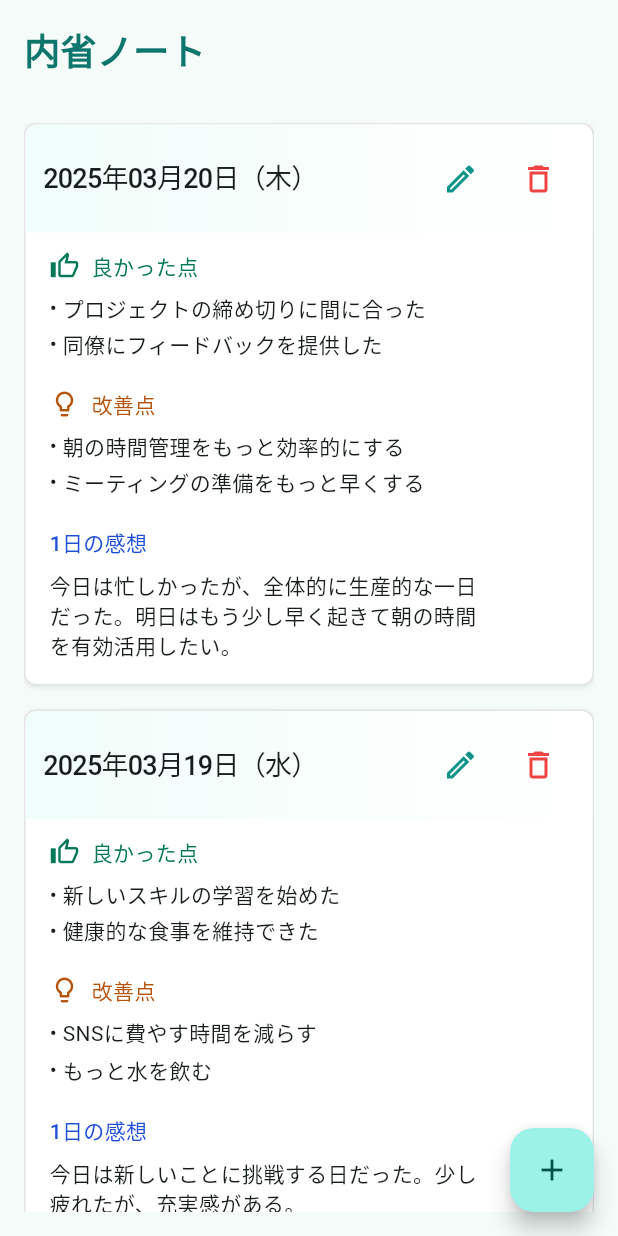
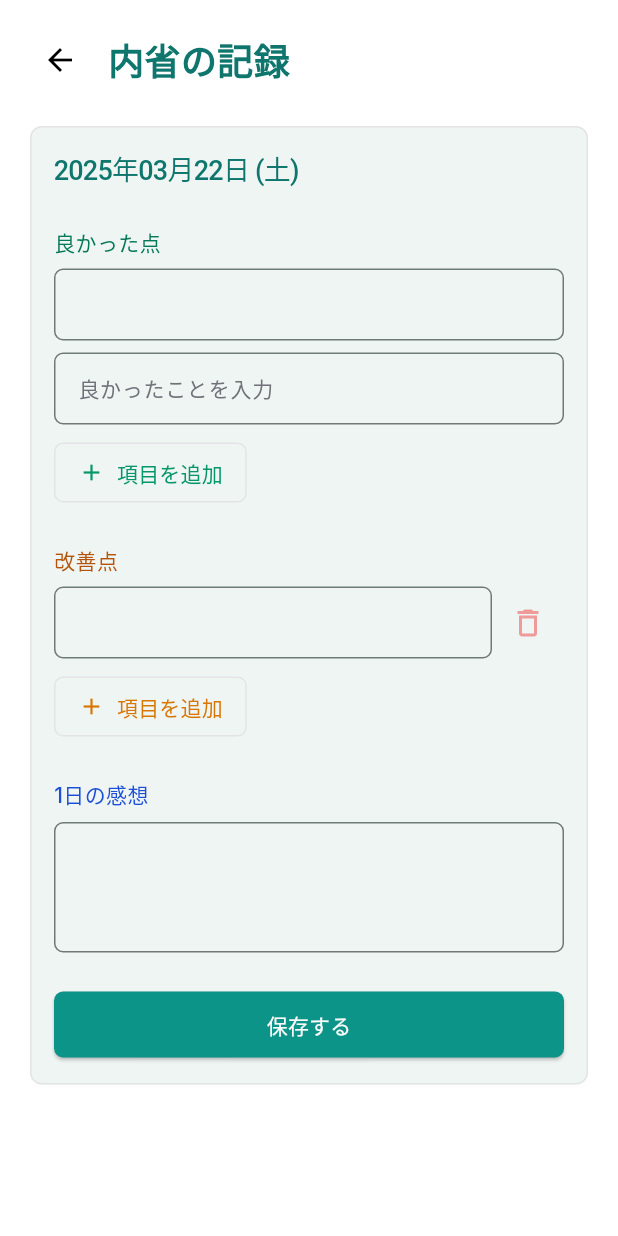
Before and after one commit to SEKI-YUTA/Flutter_IntrospectionNote_MVP, a Flutter app: the screen it shows after launch, after a tap on the "add" icon, on a phone screen of 412 x 824 dp. Run offline on Flutter 3.47's test engine with Material 3 defaults, Android fonts, the phone set to English and light mode, and no system bars; our stand-ins replace get; missing offline and left inert: dart:ffi; Roboto replaces fonts that are missing (Geist, Inter).

Commit message:
add: 内省追加画面の作成

```diff
--- /dev/null
+++ b/lib/binding/create_introspection_screen_binding.dart
@@ -0,0 +1,13 @@
+import 'package:get/get.dart';
+import 'package:introspection_note_mvp/controller/create_instropection_screen_controller.dart';
+import 'package:introspection_note_mvp/data/repositories/note_repository.dart';
+
+class CreateIntrospectionBinding extends Bindings {
+  @override
+  void dependencies() {
+    Get.lazyPut<NoteRepository>(() => NoteRepositoryImpl());
+    Get.lazyPut<CreateInstropectionScreenController>(
+      () => CreateInstropectionScreenController(repository: Get.find()),
+    );
+  }
+}
--- /dev/null
+++ b/lib/controller/create_instropection_screen_controller.dart
@@ -0,0 +1,210 @@
+import 'package:flutter/material.dart';
+import 'package:get/get.dart';
+import 'package:intl/intl.dart';
+import 'package:introspection_note_mvp/data/repositories/note_repository.dart';
+
+class InstropectionItem {
+  final TextEditingController controller;
+
+  InstropectionItem({String initialText = ''})
+    : controller = TextEditingController(text: initialText);
+
+  void dispose() {
+    controller.dispose();
+  }
+}
+
+class CreateInstropectionScreenController extends GetxController {
+  final NoteRepository repository;
+  CreateInstropectionScreenController({required this.repository});
+
+  // プライベート変数
+  final _date = DateTime.now().obs;
+  final _positiveItems = <InstropectionItem>[].obs;
+  final _improvementItems = <InstropectionItem>[].obs;
+  final _isSaving = false.obs;
+  final _isEditMode = false.obs;
+
+  // コメント用コントローラー
+  final commentController = TextEditingController();
+
+  // 編集対象のID
+  String? editId;
+
+  // ゲッター
+  DateTime get date => _date.value;
+  List<InstropectionItem> get positiveItems => _positiveItems.toList();
+  List<InstropectionItem> get improvementItems => _improvementItems.toList();
+  bool get isSaving => _isSaving.value;
+  bool get isEditMode => _isEditMode.value;
+
+  @override
+  void onInit() {
+    super.onInit();
+    _initializeData();
+  }
+
+  void _initializeData() {
+    // 初期データをセット
+    _positiveItems.add(InstropectionItem(initialText: ""));
+    _positiveItems.add(InstropectionItem()); // 空の入力フィールド用
+
+    _improvementItems.add(InstropectionItem(initialText: ""));
+
+    commentController.text = "";
+
+    // 引数からデータを取得
+    if (Get.arguments != null && Get.arguments is Map) {
+      final args = Get.arguments as Map;
+      if (args.containsKey('instropection')) {
+        _setupEditMode(args['instropection']);
+      }
+    }
+  }
+
+  // 編集モードの設定
+  void _setupEditMode(dynamic reflectionData) {
+    _isEditMode.value = true;
+    editId = reflectionData['id'];
+
+    // 既存データで上書き
+    if (reflectionData['date'] != null) {
+      _date.value = reflectionData['date'];
+    }
+
+    if (reflectionData['positiveItems'] != null &&
+        reflectionData['positiveItems'] is List) {
+      _positiveItems.clear();
+      final items = reflectionData['positiveItems'] as List;
+      for (final item in items) {
+        _positiveItems.add(InstropectionItem(initialText: item.toString()));
+      }
+      _positiveItems.add(InstropectionItem()); // 入力用の空フィールドを追加
+    }
+
+    if (reflectionData['improvementItems'] != null &&
+        reflectionData['improvementItems'] is List) {
+      _improvementItems.clear();
+      final items = reflectionData['improvementItems'] as List;
+      for (final item in items) {
+        _improvementItems.add(InstropectionItem(initialText: item.toString()));
+      }
+    }
+
+    if (reflectionData['comment'] != null) {
+      commentController.text = reflectionData['comment'].toString();
+    }
+  }
+
+  @override
+  void onClose() {
+    // コントローラーの破棄
+    for (var item in _positiveItems) {
+      item.dispose();
+    }
+    for (var item in _improvementItems) {
+      item.dispose();
+    }
+    commentController.dispose();
+    super.onClose();
+  }
+
+  // フォーマット済みの日付を取得
+  String getFormattedDate() {
+    final dateFormat = DateFormat('yyyy年MM月dd日', 'ja_JP');
+    final weekdayFormat = DateFormat('(E)', 'ja_JP');
+    return '${dateFormat.format(_date.value)} ${weekdayFormat.format(_date.value)}';
+  }
+
+  // 良かった点の項目を追加
+  void addPositiveItem() {
+    _positiveItems.add(InstropectionItem());
+  }
+
+  // 良かった点の項目を削除
+  void removePositiveItem(int index) {
+    if (index >= 0 && index < _positiveItems.length) {
+      final item = _positiveItems[index];
+      item.dispose();
+      _positiveItems.removeAt(index);
+    }
+  }
+
+  // 改善点の項目を追加
+  void addImprovementItem() {
+    _improvementItems.add(InstropectionItem());
+  }
+
+  // 改善点の項目を削除
+  void removeImprovementItem(int index) {
+    if (index >= 0 && index < _improvementItems.length) {
+      final item = _improvementItems[index];
+      item.dispose();
+      _improvementItems.removeAt(index);
+    }
+  }
+
+  // 内省データを保存
+  Future<void> saveReflection() async {
+    try {
+      _isSaving.value = true;
+
+      // 空でない項目のテキストを取得
+      final positiveTexts =
+          _positiveItems
+              .map((item) => item.controller.text)
+              .where((text) => text.isNotEmpty)
+              .toList();
+
+      final improvementTexts =
+          _improvementItems
+              .map((item) => item.controller.text)
+              .where((text) => text.isNotEmpty)
+              .toList();
+
+      final comment = commentController.text;
+
+      // 保存データの作成
+      final reflectionData = {
+        'date': _date.value,
+        'positiveItems': positiveTexts,
+        'improvementItems': improvementTexts,
+        'comment': comment,
+      };
+
+      // 編集モードの場合はIDも追加
+      if (_isEditMode.value && editId != null) {
+        reflectionData['id'] = editId!;
+      }
+
+      // ここで実際のデータ保存処理を行う
+      // 例: isEditMode.value
+      //     ? await repository.updateReflection(reflectionData)
+      //     : await repository.createReflection(reflectionData);
+
+      // 保存成功後の処理
+      await Future.delayed(const Duration(milliseconds: 500)); // 保存処理のシミュレーション
+
+      Get.back(result: reflectionData); // 結果を返しながら前の画面に戻る
+      Get.snackbar(
+        _isEditMode.value ? '更新完了' : '保存完了',
+        _isEditMode.value ? '内省を更新しました' : '内省を保存しました',
+        backgroundColor: const Color(0xFF0D9488),
+        colorText: Colors.white,
+        snackPosition: SnackPosition.BOTTOM,
+        margin: const EdgeInsets.all(16),
+      );
+    } catch (e) {
+      Get.snackbar(
+        'エラー',
+        '保存に失敗しました: ${e.toString()}',
+        backgroundColor: Colors.red,
+        colorText: Colors.white,
+        snackPosition: SnackPosition.BOTTOM,
+        margin: const EdgeInsets.all(16),
+      );
+    } finally {
+      _isSaving.value = false;
+    }
+  }
+}
--- a/lib/data/models/introspection_note.dart
+++ b/lib/data/models/introspection_note.dart
@@ -1,10 +1,12 @@
 class IntrospectionNote {
+  final String? id;
   final DateTime date;
   final List<String> positiveParts;
   final List<String> improvementParts;
   final String dailyComment;
 
   IntrospectionNote({
+    this.id,
     required this.date,
     required this.positiveParts,
     required this.improvementParts,
--- a/lib/data/repositories/note_repository.dart
+++ b/lib/data/repositories/note_repository.dart
@@ -3,6 +3,9 @@ import 'package:introspection_note_mvp/data/models/introspection_note.dart';
 
 class NoteRepository {
   Future<List<IntrospectionNote>> fetchNotes() async => [];
+  Future<void> add(IntrospectionNote note) async {}
+  Future<void> update(IntrospectionNote note) async {}
+  Future<void> delete(IntrospectionNote note) async {}
 }
 
 class NoteRepositoryImpl extends NoteRepository {
@@ -11,4 +14,20 @@ class NoteRepositoryImpl extends NoteRepository {
     await Future.delayed(const Duration(seconds: 1));
     return notes;
   }
+
+  Future<void> add(IntrospectionNote note) async {
+    await Future.delayed(const Duration(seconds: 1));
+    notes.add(note);
+  }
+
+  Future<void> update(IntrospectionNote note) async {
+    await Future.delayed(const Duration(seconds: 1));
+    final index = notes.indexWhere((element) => element.id == note.id);
+    notes[index] = note;
+  }
+
+  Future<void> delete(IntrospectionNote note) async {
+    await Future.delayed(const Duration(seconds: 1));
+    notes.removeWhere((element) => element.id == note.id);
+  }
 }
--- a/lib/main.dart
+++ b/lib/main.dart
@@ -5,9 +5,11 @@ import 'package:get/get.dart';
 import 'package:get/get_navigation/get_navigation.dart';
 import 'package:get/get_navigation/src/root/get_material_app.dart';
 import 'package:intl/date_symbol_data_local.dart';
+import 'package:introspection_note_mvp/binding/create_introspection_screen_binding.dart';
 import 'package:introspection_note_mvp/binding/introspection_screen_binding.dart';
 import 'package:introspection_note_mvp/data/repositories/note_repository.dart';
 import 'package:introspection_note_mvp/controller/introspection_list_screen_controller.dart';
+import 'package:introspection_note_mvp/screens/create_introspection_screen.dart';
 import 'package:introspection_note_mvp/screens/introspection_list_screen.dart';
 
 void main() async {
@@ -39,6 +41,11 @@ class MyApp extends StatelessWidget {
           page: () => IntrospectionListPage(),
           binding: IntrospectionListScreenBinding(),
         ),
+        GetPage(
+          name: "/create_introspection",
+          page: () => CreateIntrospectionPage(),
+          binding: CreateIntrospectionBinding(),
+        ),
       ],
     );
   }
--- /dev/null
+++ b/lib/screens/create_introspection_screen.dart
@@ -0,0 +1,361 @@
+import 'package:flutter/material.dart';
+import 'package:get/get.dart';
+import 'package:introspection_note_mvp/controller/create_instropection_screen_controller.dart';
+
+class CreateIntrospectionPage
+    extends GetView<CreateInstropectionScreenController> {
+  const CreateIntrospectionPage({super.key});
+
+  @override
+  Widget build(BuildContext context) {
+    final controller = Get.find<CreateInstropectionScreenController>();
+
+    return Scaffold(
+      backgroundColor: Colors.white,
+      body: SafeArea(
+        child: Obx(() {
+          return Stack(
+            children: [
+              // メインコンテンツ
+              SingleChildScrollView(
+                padding: const EdgeInsets.all(16.0),
+                child: Column(
+                  crossAxisAlignment: CrossAxisAlignment.start,
+                  children: [
+                    // ヘッダー
+                    _buildHeader(),
+                    const SizedBox(height: 16),
+
+                    // フォームカード
+                    Card(
+                      shape: RoundedRectangleBorder(
+                        borderRadius: BorderRadius.circular(8),
+                        side: const BorderSide(color: Color(0xFFE4E4E7)),
+                      ),
+                      elevation: 1,
+                      shadowColor: Colors.black.withOpacity(0.05),
+                      child: Padding(
+                        padding: const EdgeInsets.all(16.0),
+                        child: Column(
+                          crossAxisAlignment: CrossAxisAlignment.start,
+                          children: [
+                            // 日付
+                            Text(
+                              controller.getFormattedDate(),
+                              style: const TextStyle(
+                                fontFamily: 'Geist',
+                                fontSize: 18,
+                                fontWeight: FontWeight.w500,
+                                letterSpacing: -0.5,
+                                color: Color(0xFF0F766E),
+                              ),
+                            ),
+                            const SizedBox(height: 24),
+
+                            // 良かった点セクション
+                            const Text(
+                              "良かった点",
+                              style: TextStyle(
+                                fontFamily: 'Inter',
+                                fontSize: 14,
+                                fontWeight: FontWeight.w500,
+                                color: Color(0xFF047857),
+                              ),
+                            ),
+                            const SizedBox(height: 8),
+
+                            // 良かった点入力フィールドのリスト
+                            _buildPositiveFields(),
+
+                            // 良かった点の項目追加ボタン
+                            _buildAddItemButton(
+                              onPressed: controller.addPositiveItem,
+                              labelText: "項目を追加",
+                              color: const Color(0xFF059669),
+                            ),
+                            const SizedBox(height: 24),
+
+                            // 改善点セクション
+                            const Text(
+                              "改善点",
+                              style: TextStyle(
+                                fontFamily: 'Inter',
+                                fontSize: 14,
+                                fontWeight: FontWeight.w500,
+                                color: Color(0xFFB45309),
+                              ),
+                            ),
+                            const SizedBox(height: 8),
+
+                            // 改善点入力フィールドのリスト
+                            _buildImprovementFields(),
+
+                            // 改善点の項目追加ボタン
+                            _buildAddItemButton(
+                              onPressed: controller.addImprovementItem,
+                              labelText: "項目を追加",
+                              color: const Color(0xFFD97706),
+                            ),
+                            const SizedBox(height: 24),
+
+                            // 1日の感想セクション
+                            const Text(
+                              "1日の感想",
+                              style: TextStyle(
+                                fontFamily: 'Inter',
+                                fontSize: 14,
+                                fontWeight: FontWeight.w500,
+                                color: Color(0xFF1D4ED8),
+                              ),
+                            ),
+                            const SizedBox(height: 8),
+
+                            // 感想入力エリア
+                            TextField(
+                              controller: controller.commentController,
+                              decoration: InputDecoration(
+                                contentPadding: const EdgeInsets.all(12),
+                                border: OutlineInputBorder(
+                                  borderRadius: BorderRadius.circular(6),
+                                  borderSide: const BorderSide(
+                                    color: Color(0xFFE4E4E7),
+                                  ),
+                                ),
+                                focusedBorder: OutlineInputBorder(
+                                  borderRadius: BorderRadius.circular(6),
+                                  borderSide: const BorderSide(
+                                    color: Color(0xFF0D9488),
+                                  ),
+                                ),
+                              ),
+                              style: const TextStyle(
+                                fontFamily: 'Inter',
+                                fontSize: 14,
+                                color: Color(0xFF09090B),
+                              ),
+                              minLines: 3,
+                              maxLines: 5,
+                            ),
+                            const SizedBox(height: 24),
+
+                            // 保存ボタン
+                            SizedBox(
+                              width: double.infinity,
+                              child: ElevatedButton(
+                                onPressed:
+                                    controller.isSaving
+                                        ? null // 保存中は押せないように
+                                        : controller.saveReflection,
+                                style: ElevatedButton.styleFrom(
+                                  backgroundColor: const Color(0xFF0D9488),
+                                  foregroundColor: const Color(0xFFFAFAFA),
+                                  padding: const EdgeInsets.symmetric(
+                                    vertical: 12,
+                                  ),
+                                  shape: RoundedRectangleBorder(
+                                    borderRadius: BorderRadius.circular(6),
+                                  ),
+                                  disabledBackgroundColor: const Color(
+                                    0xFF0D9488,
+                                  ).withOpacity(0.5),
+                                ),
+                                child: Text(
+                                  controller.isEditMode ? "更新する" : "保存する",
+                                  style: const TextStyle(
+                                    fontFamily: 'Inter',
+                                    fontSize: 14,
+                                    fontWeight: FontWeight.w500,
+                                  ),
+                                ),
+                              ),
+                            ),
+                          ],
+                        ),
+                      ),
+                    ),
+                  ],
+                ),
+              ),
+
+              // 保存中のローディングインジケーター
+              if (controller.isSaving)
+                Container(
+                  color: Colors.black.withOpacity(0.3),
+                  child: const Center(
+                    child: CircularProgressIndicator(color: Color(0xFF0D9488)),
+                  ),
+                ),
+            ],
+          );
+        }),
+      ),
+    );
+  }
+
+  // ヘッダーウィジェットの構築
+  Widget _buildHeader() {
+    return Row(
+      children: [
+        // 戻るボタン
+        IconButton(
+          icon: const Icon(Icons.arrow_back, color: Colors.black),
+          onPressed: () {
+            Get.back();
+          },
+        ),
+        const SizedBox(width: 8),
+        // タイトル
+        Text(
+          controller.isEditMode ? "内省の編集" : "内省の記録",
+          style: const TextStyle(
+            fontFamily: 'Inter',
+            fontSize: 24,
+            fontWeight: FontWeight.bold,
+            color: Color(0xFF0F766E),
+          ),
+        ),
+      ],
+    );
+  }
+
+  // 良かった点の入力フィールドリストを構築
+  Widget _buildPositiveFields() {
+    return Column(
+      children: [
+        for (int i = 0; i < controller.positiveItems.length; i++)
+          Padding(
+            padding: const EdgeInsets.only(bottom: 8),
+            child: Row(
+              children: [
+                // 入力フィールド
+                Expanded(
+                  child: TextField(
+                    controller: controller.positiveItems[i].controller,
+                    decoration: InputDecoration(
+                      contentPadding: const EdgeInsets.all(12),
+                      hintText:
+                          i == controller.positiveItems.length - 1
+                              ? "良かったことを入力"
+                              : null,
+                      hintStyle: const TextStyle(
+                        fontFamily: 'Inter',
+                        fontSize: 14,
+                        color: Color(0xFF71717A),
+                      ),
+                      border: OutlineInputBorder(
+                        borderRadius: BorderRadius.circular(6),
+                        borderSide: const BorderSide(color: Color(0xFFE4E4E7)),
+                      ),
+                      focusedBorder: OutlineInputBorder(
+                        borderRadius: BorderRadius.circular(6),
+                        borderSide: const BorderSide(color: Color(0xFF047857)),
+                      ),
+                    ),
+                    style: const TextStyle(
+                      fontFamily: 'Inter',
+                      fontSize: 14,
+                      color: Color(0xFF09090B),
+                    ),
+                  ),
+                ),
+
+                // フィールドが空でない場合は削除ボタンを表示
+                if (controller.positiveItems[i].controller.text.isNotEmpty)
+                  IconButton(
+                    icon: const Icon(
+                      Icons.delete_outline,
+                      color: Color(0xFFEF4444),
+                    ),
+                    onPressed: () => controller.removePositiveItem(i),
+                  ),
+              ],
+            ),
+          ),
+      ],
+    );
+  }
+
+  Widget _buildImprovementFields() {
+    return Column(
+      children: List.generate(controller.improvementItems.length, (i) {
+        return Padding(
+          padding: const EdgeInsets.only(bottom: 8),
+          child: Row(
+            children: [
+              // 入力フィールド
+              Expanded(
+                child: TextField(
+                  controller: controller.improvementItems[i].controller,
+                  decoration: InputDecoration(
+                    contentPadding: const EdgeInsets.all(12),
+                    border: OutlineInputBorder(
+                      borderRadius: BorderRadius.circular(6),
+                      borderSide: const BorderSide(color: Color(0xFFE4E4E7)),
+                    ),
+                    focusedBorder: OutlineInputBorder(
+                      borderRadius: BorderRadius.circular(6),
+                      borderSide: const BorderSide(color: Color(0xFFB45309)),
+                    ),
+                  ),
+                  style: const TextStyle(
+                    fontFamily: 'Inter',
+                    fontSize: 14,
+                    color: Color(0xFF09090B),
+                  ),
+                ),
+              ),
+
+              // 最初の項目のみ、Figmaデザインに合わせて半透明の削除ボタンを表示
+              if (i == 0)
+                Opacity(
+                  opacity: 0.5,
+                  child: IconButton(
+                    icon: const Icon(
+                      Icons.delete_outline,
+                      color: Color(0xFFEF4444),
+                    ),
+                    onPressed: null, // 無効化
+                  ),
+                )
+              // 2つ目以降の項目には削除ボタンを表示（必要に応じて）
+              else if (i > 0)
+                IconButton(
+                  icon: const Icon(
+                    Icons.delete_outline,
+                    color: Color(0xFFEF4444),
+                  ),
+                  onPressed: () => controller.removeImprovementItem(i),
+                ),
+            ],
+          ),
+        );
+      }),
+    );
+  }
+
+  // 項目追加ボタンを構築
+  Widget _buildAddItemButton({
+    required VoidCallback onPressed,
+    required String labelText,
+    required Color color,
+  }) {
+    return OutlinedButton.icon(
+      onPressed: onPressed,
+      icon: Icon(Icons.add, color: color),
+      label: Text(
+        labelText,
+        style: TextStyle(
+          fontFamily: 'Inter',
+          fontSize: 14,
+          fontWeight: FontWeight.w500,
+          color: color,
+        ),
+      ),
+      style: OutlinedButton.styleFrom(
+        side: const BorderSide(color: Color(0xFFE4E4E7)),
+        shape: RoundedRectangleBorder(borderRadius: BorderRadius.circular(6)),
+        padding: const EdgeInsets.symmetric(vertical: 8, horizontal: 16),
+      ),
+    );
+  }
+}
--- a/lib/screens/introspection_list_screen.dart
+++ b/lib/screens/introspection_list_screen.dart
@@ -13,7 +13,9 @@ class IntrospectionListPage extends StatelessWidget {
 
     return Scaffold(
       floatingActionButton: FloatingActionButton(
-        onPressed: () {},
+        onPressed: () {
+          Get.toNamed("/create_introspection");
+        },
         child: const Icon(Icons.add),
       ),
       body: Obx(() {
```
